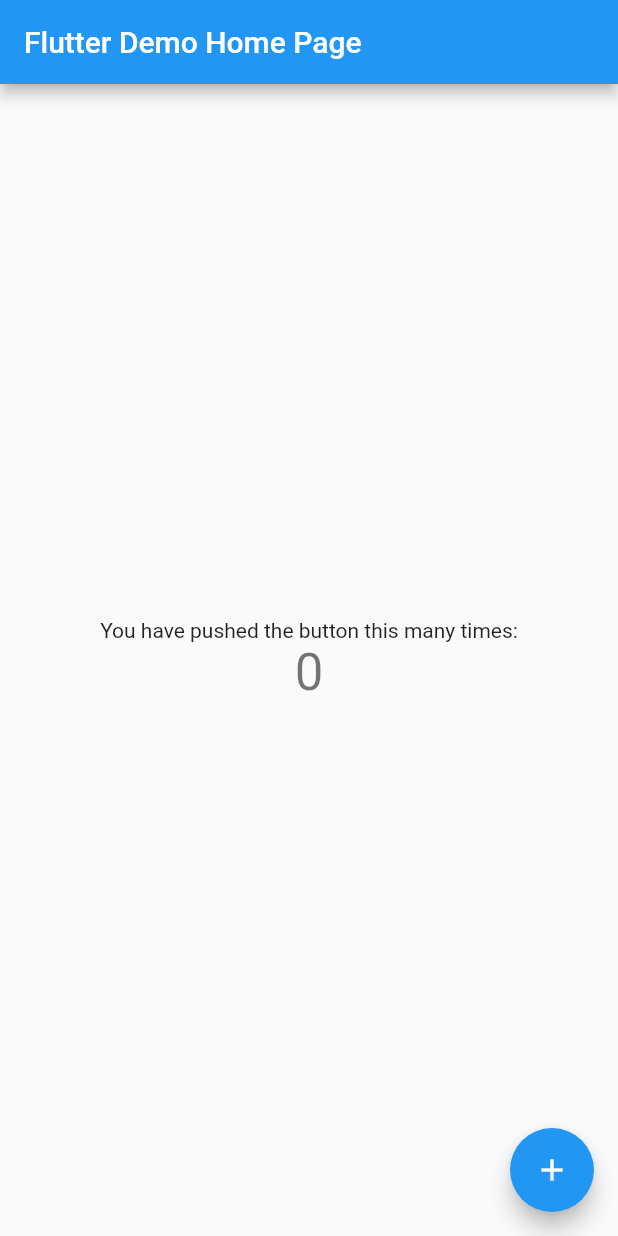
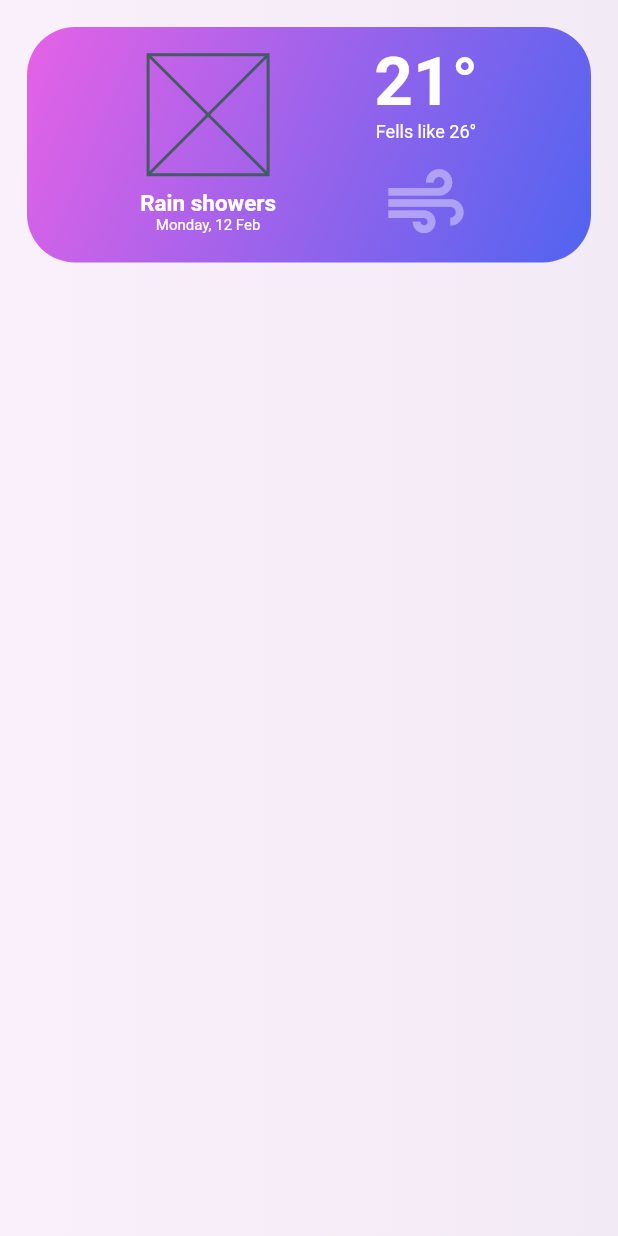
Before and after one commit to oskardes/Weather_app, a Flutter app: the screen it shows after launch, on a phone screen of 412 x 824 dp. Run offline on Flutter 3.47's test engine with Material 2 defaults, Android fonts, the light colour scheme and no system bars.

Commit message:
Add card with gradient

```diff
--- a/lib/main.dart
+++ b/lib/main.dart
@@ -1,115 +1,25 @@
 import 'package:flutter/material.dart';
+import 'package:flutter/services.dart';
+import 'package:weather_app/views/home_page.dart';
 
 void main() {
+  WidgetsFlutterBinding.ensureInitialized();
+  SystemChrome.setEnabledSystemUIMode(SystemUiMode.immersiveSticky);
   runApp(const MyApp());
 }
 
 class MyApp extends StatelessWidget {
   const MyApp({super.key});
 
-  // This widget is the root of your application.
   @override
   Widget build(BuildContext context) {
     return MaterialApp(
-      title: 'Flutter Demo',
+      title: 'Weather app',
+      debugShowCheckedModeBanner: false,
       theme: ThemeData(
-        // This is the theme of your application.
-        //
-        // Try running your application with "flutter run". You'll see the
-        // application has a blue toolbar. Then, without quitting the app, try
-        // changing the primarySwatch below to Colors.green and then invoke
-        // "hot reload" (press "r" in the console where you ran "flutter run",
-        // or simply save your changes to "hot reload" in a Flutter IDE).
-        // Notice that the counter didn't reset back to zero; the application
-        // is not restarted.
         primarySwatch: Colors.blue,
       ),
-      home: const MyHomePage(title: 'Flutter Demo Home Page'),
+      home: const HomePage(),
     );
   }
 }
-
-class MyHomePage extends StatefulWidget {
-  const MyHomePage({super.key, required this.title});
-
-  // This widget is the home page of your application. It is stateful, meaning
-  // that it has a State object (defined below) that contains fields that affect
-  // how it looks.
-
-  // This class is the configuration for the state. It holds the values (in this
-  // case the title) provided by the parent (in this case the App widget) and
-  // used by the build method of the State. Fields in a Widget subclass are
-  // always marked "final".
-
-  final String title;
-
-  @override
-  State<MyHomePage> createState() => _MyHomePageState();
-}
-
-class _MyHomePageState extends State<MyHomePage> {
-  int _counter = 0;
-
-  void _incrementCounter() {
-    setState(() {
-      // This call to setState tells the Flutter framework that something has
-      // changed in this State, which causes it to rerun the build method below
-      // so that the display can reflect the updated values. If we changed
-      // _counter without calling setState(), then the build method would not be
-      // called again, and so nothing would appear to happen.
-      _counter++;
-    });
-  }
-
-  @override
-  Widget build(BuildContext context) {
-    // This method is rerun every time setState is called, for instance as done
-    // by the _incrementCounter method above.
-    //
-    // The Flutter framework has been optimized to make rerunning build methods
-    // fast, so that you can just rebuild anything that needs updating rather
-    // than having to individually change instances of widgets.
-    return Scaffold(
-      appBar: AppBar(
-        // Here we take the value from the MyHomePage object that was created by
-        // the App.build method, and use it to set our appbar title.
-        title: Text(widget.title),
-      ),
-      body: Center(
-        // Center is a layout widget. It takes a single child and positions it
-        // in the middle of the parent.
-        child: Column(
-          // Column is also a layout widget. It takes a list of children and
-          // arranges them vertically. By default, it sizes itself to fit its
-          // children horizontally, and tries to be as tall as its parent.
-          //
-          // Invoke "debug painting" (press "p" in the console, choose the
-          // "Toggle Debug Paint" action from the Flutter Inspector in Android
-          // Studio, or the "Toggle Debug Paint" command in Visual Studio Code)
-          // to see the wireframe for each widget.
-          //
-          // Column has various properties to control how it sizes itself and
-          // how it positions its children. Here we use mainAxisAlignment to
-          // center the children vertically; the main axis here is the vertical
-          // axis because Columns are vertical (the cross axis would be
-          // horizontal).
-          mainAxisAlignment: MainAxisAlignment.center,
-          children: <Widget>[
-            const Text(
-              'You have pushed the button this many times:',
-            ),
-            Text(
-              '$_counter',
-              style: Theme.of(context).textTheme.headline4,
-            ),
-          ],
-        ),
-      ),
-      floatingActionButton: FloatingActionButton(
-        onPressed: _incrementCounter,
-        tooltip: 'Increment',
-        child: const Icon(Icons.add),
-      ), // This trailing comma makes auto-formatting nicer for build methods.
-    );
-  }
-}
--- /dev/null
+++ b/lib/views/home_page.dart
@@ -0,0 +1,97 @@
+import 'package:flutter/material.dart';
+import 'package:weather_app/widgets/card_with_gradient.dart';
+
+class HomePage extends StatefulWidget {
+  const HomePage({super.key});
+
+  @override
+  State<HomePage> createState() => _HomePageState();
+}
+
+class _HomePageState extends State<HomePage> {
+  @override
+  Widget build(BuildContext context) {
+    return Scaffold(
+      body: Container(
+        width: double.infinity,
+        height: double.infinity,
+        decoration: const BoxDecoration(
+          gradient: LinearGradient(
+            begin: Alignment.centerLeft,
+            end: Alignment.centerRight,
+            colors: <Color>[
+              Color(0xFFFAF0FB),
+              Color(0xFFF2EAF4),
+            ],
+          ),
+        ),
+        child: Column(
+          children: [
+            CardWithGradient(
+              width: double.infinity,
+              beginAlignment: Alignment.topLeft,
+              endAlignment: Alignment.bottomRight,
+              child: Row(
+                mainAxisAlignment: MainAxisAlignment.spaceEvenly,
+                children: [
+                  Column(
+                    mainAxisAlignment: MainAxisAlignment.end,
+                    children: const [
+                      SizedBox(
+                        width: 80,
+                        height: 80,
+                        child: Placeholder(),
+                      ),
+                      SizedBox(
+                        height: 10,
+                      ),
+                      Text(
+                        "Rain showers",
+                        style: TextStyle(
+                          color: Colors.white,
+                          fontSize: 15,
+                          fontWeight: FontWeight.bold,
+                        ),
+                      ),
+                      Text(
+                        "Monday, 12 Feb",
+                        style: TextStyle(
+                          color: Colors.white,
+                          fontSize: 10,
+                        ),
+                      ),
+                    ],
+                  ),
+                  Column(
+                    mainAxisAlignment: MainAxisAlignment.end,
+                    children: [
+                      const Text(
+                        '21°',
+                        style: TextStyle(
+                            fontSize: 45,
+                            fontWeight: FontWeight.bold,
+                            color: Colors.white),
+                      ),
+                      const Text(
+                        'Fells like 26°',
+                        style: TextStyle(fontSize: 12, color: Colors.white),
+                      ),
+                      const SizedBox(
+                        height: 10,
+                      ),
+                      Icon(
+                        Icons.air,
+                        size: 60,
+                        color: Colors.white.withOpacity(0.4),
+                      )
+                    ],
+                  ),
+                ],
+              ),
+            ),
+          ],
+        ),
+      ),
+    );
+  }
+}
--- /dev/null
+++ b/lib/widgets/card_with_gradient.dart
@@ -0,0 +1,40 @@
+import 'package:flutter/material.dart';
+
+class CardWithGradient extends StatelessWidget {
+  final Widget child;
+  final double width;
+  final Alignment beginAlignment;
+  final Alignment endAlignment;
+
+  const CardWithGradient({
+    Key? key,
+    required this.child,
+    required this.width,
+    required this.beginAlignment,
+    required this.endAlignment,
+  }) : super(key: key);
+
+  @override
+  Widget build(BuildContext context) {
+    return Column(
+      children: [
+        Container(
+            width: width,
+            margin: const EdgeInsets.all(18),
+            padding: const EdgeInsets.all(10),
+            decoration: BoxDecoration(
+              borderRadius: BorderRadius.circular(32),
+              gradient: LinearGradient(
+                begin: beginAlignment,
+                end: endAlignment,
+                colors: const <Color>[
+                  Color(0xFFE562E6),
+                  Color(0xFF5064F0),
+                ],
+              ),
+            ),
+            child: child),
+      ],
+    );
+  }
+}
```
Also changed, not shown: lib/views/maps.dart (added), lib/views/predictive.dart (added).
